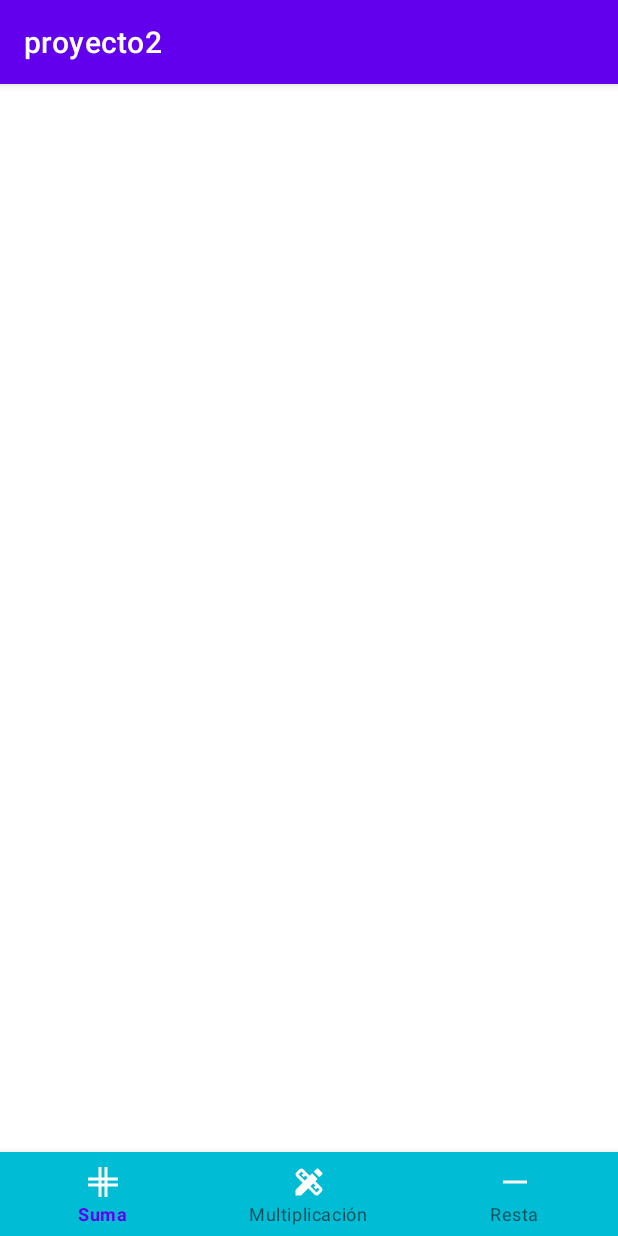
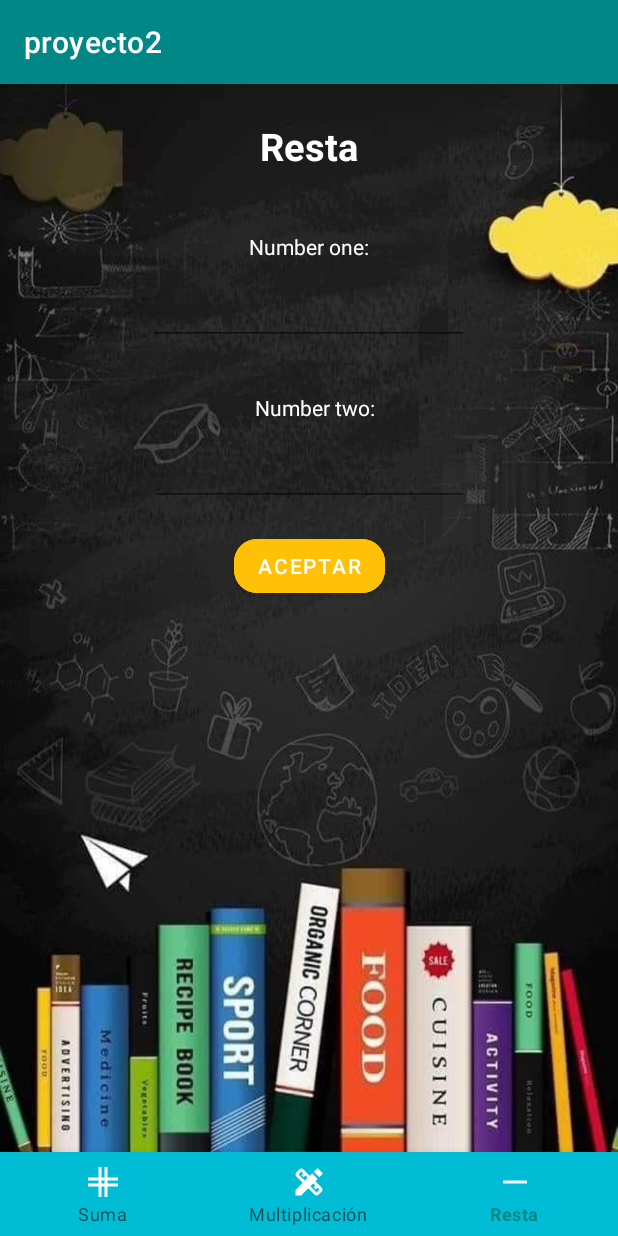
Before and after one commit to MayomiMedina/operaciones, an Android app: the screen it shows after launch (MainActivity), item 3 of the bottom bar chosen, on a phone screen of 412 x 824 dp. Run offline under Robolectric (Android 15) with nearby library versions, the phone set to English and light mode, and no system bars.

Commit message:
suma y resta

```diff
--- a/app/src/main/java/com/example/proyecto2/MainActivity.java
+++ b/app/src/main/java/com/example/proyecto2/MainActivity.java
@@ -30,6 +30,14 @@ FrameLayout fragment;
                     mostraFragmento(new fragmentoSuma());
                     item.setChecked(true);
                 }
+                if (item.getItemId()==R.id.menu_2){
+                    mostraFragmento(new fragmentoMulti());
+                    item.setChecked(true);
+                }
+                if (item.getItemId()==R.id.menu_3){
+                    mostraFragmento(new fragmento_divi());
+                    item.setChecked(true);
+                }
                 return false;
             }
         });
--- /dev/null
+++ b/app/src/main/java/com/example/proyecto2/fragmento_divi.java
@@ -0,0 +1,93 @@
+package com.example.proyecto2;
+
+import android.os.Bundle;
+
+import androidx.fragment.app.Fragment;
+
+import android.view.LayoutInflater;
+import android.view.View;
+import android.view.ViewGroup;
+import android.widget.Button;
+import android.widget.EditText;
+import android.widget.TextView;
+
+
+/**
+ * A simple {@link Fragment} subclass.
+ * Use the {@link fragmento_divi#newInstance} factory method to
+ * create an instance of this fragment.
+ */
+public class fragmento_divi extends Fragment {
+    View view;
+    EditText num1,num2;
+    TextView resultado;
+    Button btnAceptar;
+
+    // TODO: Rename parameter arguments, choose names that match
+    // the fragment initialization parameters, e.g. ARG_ITEM_NUMBER
+    private static final String ARG_PARAM1 = "param1";
+    private static final String ARG_PARAM2 = "param2";
+
+    // TODO: Rename and change types of parameters
+    private String mParam1;
+    private String mParam2;
+
+    public fragmento_divi() {
+        // Required empty public constructor
+    }
+
+    /**
+     * Use this factory method to create a new instance of
+     * this fragment using the provided parameters.
+     *
+     * @param param1 Parameter 1.
+     * @param param2 Parameter 2.
+     * @return A new instance of fragment fragmento_divi.
+     */
+    // TODO: Rename and change types and number of parameters
+    public static fragmento_divi newInstance(String param1, String param2) {
+        fragmento_divi fragment = new fragmento_divi();
+        Bundle args = new Bundle();
+        args.putString(ARG_PARAM1, param1);
+        args.putString(ARG_PARAM2, param2);
+        fragment.setArguments(args);
+        return fragment;
+    }
+
+    @Override
+    public void onCreate(Bundle savedInstanceState) {
+        super.onCreate(savedInstanceState);
+        if (getArguments() != null) {
+            mParam1 = getArguments().getString(ARG_PARAM1);
+            mParam2 = getArguments().getString(ARG_PARAM2);
+        }
+    }
+
+    @Override
+    public View onCreateView(LayoutInflater inflater, ViewGroup container,
+                             Bundle savedInstanceState) {
+        // Inflate the layout for this fragment
+       view= inflater.inflate(R.layout.fragment_fragmento_divi, container, false);
+       conexion();
+        resta();
+        return view;
+    }
+    private void resta(){
+        btnAceptar.setOnClickListener(new View.OnClickListener() {
+            @Override
+            public void onClick(View v) {
+               int val1=Integer.valueOf(num1.getText().toString());
+               int val2=Integer.valueOf(num2.getText().toString());
+                int res = val1-val2;
+                resultado.setText(String.valueOf(res));
+
+            }
+        });
+    }
+    private void conexion(){
+        num1=(EditText)view.findViewById(R.id.txt1);
+        num2=(EditText)view.findViewById(R.id.txt2);
+        resultado=(TextView)view.findViewById(R.id.txtResultado);
+        btnAceptar=(Button)view.findViewById(R.id.btnAceptar);
+    }
+}
--- a/app/src/main/res/layout/activity_main.xml
+++ b/app/src/main/res/layout/activity_main.xml
@@ -11,9 +11,7 @@
         android:id="@+id/contenedor"
         android:layout_width="match_parent"
         android:layout_height="match_parent"
-        android:layout_marginBottom="56dp">
-
-    </FrameLayout>
+        android:layout_marginBottom="56dp"/>
 
     <com.google.android.material.bottomnavigation.BottomNavigationView
         android:id="@+id/btnNavigation"
--- /dev/null
+++ b/app/src/main/res/layout/fragment_fragmento_divi.xml
@@ -0,0 +1,117 @@
+<?xml version="1.0" encoding="utf-8"?>
+<FrameLayout xmlns:android="http://schemas.android.com/apk/res/android"
+    xmlns:app="http://schemas.android.com/apk/res-auto"
+    xmlns:tools="http://schemas.android.com/tools"
+    android:layout_width="match_parent"
+    android:layout_height="match_parent"
+    tools:context=".fragmento_divi">
+
+    <!-- TODO: Update blank fragment layout -->
+    <androidx.constraintlayout.widget.ConstraintLayout
+        android:layout_width="match_parent"
+        android:layout_height="match_parent"
+        android:background="@drawable/piz3">
+
+        <TextView
+
+            android:id="@+id/textView7"
+            android:layout_width="match_parent"
+            android:layout_height="wrap_content"
+            android:layout_marginTop="24dp"
+            android:backgroundTint="#1B0101"
+            android:gravity="center"
+            android:text="Resta"
+            android:textColor="@color/white"
+            android:textSize="25dp"
+            android:textStyle="bold"
+            app:layout_constraintEnd_toEndOf="parent"
+            app:layout_constraintStart_toStartOf="parent"
+            app:layout_constraintTop_toTopOf="parent"
+            tools:ignore="MissingConstraints" />
+
+        <TextView
+            android:id="@+id/textView8"
+            android:layout_width="wrap_content"
+            android:layout_height="wrap_content"
+            android:layout_marginTop="40dp"
+            android:gravity="center"
+            android:text="Number one:"
+            android:textColor="@color/white"
+            app:layout_constraintEnd_toEndOf="parent"
+            app:layout_constraintStart_toStartOf="parent"
+            app:layout_constraintTop_toBottomOf="@+id/textView7" />
+
+        <TextView
+            android:id="@+id/textView4"
+            android:layout_width="wrap_content"
+            android:layout_height="wrap_content"
+            android:layout_marginStart="8dp"
+            android:layout_marginTop="32dp"
+            android:text="Number two:"
+            android:textColor="@color/white"
+            app:layout_constraintEnd_toEndOf="parent"
+            app:layout_constraintStart_toStartOf="parent"
+            app:layout_constraintTop_toBottomOf="@+id/txt1" />
+
+        <EditText
+            android:id="@+id/txt1"
+            android:layout_width="wrap_content"
+            android:layout_height="wrap_content"
+            android:layout_marginTop="8dp"
+            android:ems="10"
+            android:inputType="textPersonName"
+            android:minHeight="48dp"
+            android:textAlignment="center"
+            android:textColor="@color/white"
+            app:layout_constraintEnd_toEndOf="parent"
+            app:layout_constraintStart_toStartOf="parent"
+            app:layout_constraintTop_toBottomOf="@+id/textView8"
+            tools:hint="Ingrese número" />
+
+        <EditText
+            android:id="@+id/txt2"
+            android:layout_width="wrap_content"
+            android:layout_height="wrap_content"
+            android:layout_marginTop="8dp"
+            android:ems="10"
+            android:inputType="textPersonName"
+            android:minHeight="48dp"
+            android:textAlignment="center"
+            android:textColor="@color/white"
+            app:layout_constraintEnd_toEndOf="parent"
+            app:layout_constraintStart_toStartOf="parent"
+            app:layout_constraintTop_toBottomOf="@+id/textView4"
+            tools:hint="Ingrese  número" />
+
+        <Button
+            android:id="@+id/btnAceptar"
+            android:layout_width="wrap_content"
+            android:layout_height="wrap_content"
+            android:layout_marginTop="16dp"
+            android:backgroundTint="#FFC107"
+            android:text="Aceptar"
+            app:cornerRadius="15dp"
+            app:layout_constraintEnd_toEndOf="parent"
+            app:layout_constraintStart_toStartOf="parent"
+            app:layout_constraintTop_toBottomOf="@+id/txt2" />
+
+        <TextView
+            android:id="@+id/txtResultado"
+            android:layout_width="wrap_content"
+            android:layout_height="wrap_content"
+            android:layout_marginTop="8dp"
+            android:ems="10"
+            android:inputType="textPersonName"
+            android:minHeight="48dp"
+            android:textAlignment="center"
+            android:textColor="@color/white"
+            android:textSize="20sp"
+            android:textStyle="bold"
+            app:layout_constraintEnd_toEndOf="parent"
+            app:layout_constraintStart_toStartOf="parent"
+            app:layout_constraintTop_toBottomOf="@+id/btnAceptar"
+            tools:ignore="SpeakableTextPresentCheck" />
+
+    </androidx.constraintlayout.widget.ConstraintLayout>
+
+</FrameLayout>
--- a/app/src/main/res/values/themes.xml
+++ b/app/src/main/res/values/themes.xml
@@ -2,8 +2,8 @@
     <!-- Base application theme. -->
     <style name="Theme.Proyecto2" parent="Theme.MaterialComponents.DayNight.DarkActionBar">
         <!-- Primary brand color. -->
-        <item name="colorPrimary">@color/purple_500</item>
-        <item name="colorPrimaryVariant">@color/purple_700</item>
+        <item name="colorPrimary">@color/teal_700</item>
+        <item name="colorPrimaryVariant">@color/black</item>
         <item name="colorOnPrimary">@color/white</item>
         <!-- Secondary brand color. -->
         <item name="colorSecondary">@color/teal_200</item>
```
Also changed, not shown: app/src/main/java/com/example/proyecto2/fragmentoMulti.java (added, +91 -0 lines), app/src/main/res/drawable/icono4.xml (added, +7 -0 lines), app/src/main/res/layout/fragment_fragmento_multi.xml (added, +117 -0 lines), app/src/main/res/drawable/piz2.jpg (added), app/src/main/res/drawable/piz3.jpg (added).
